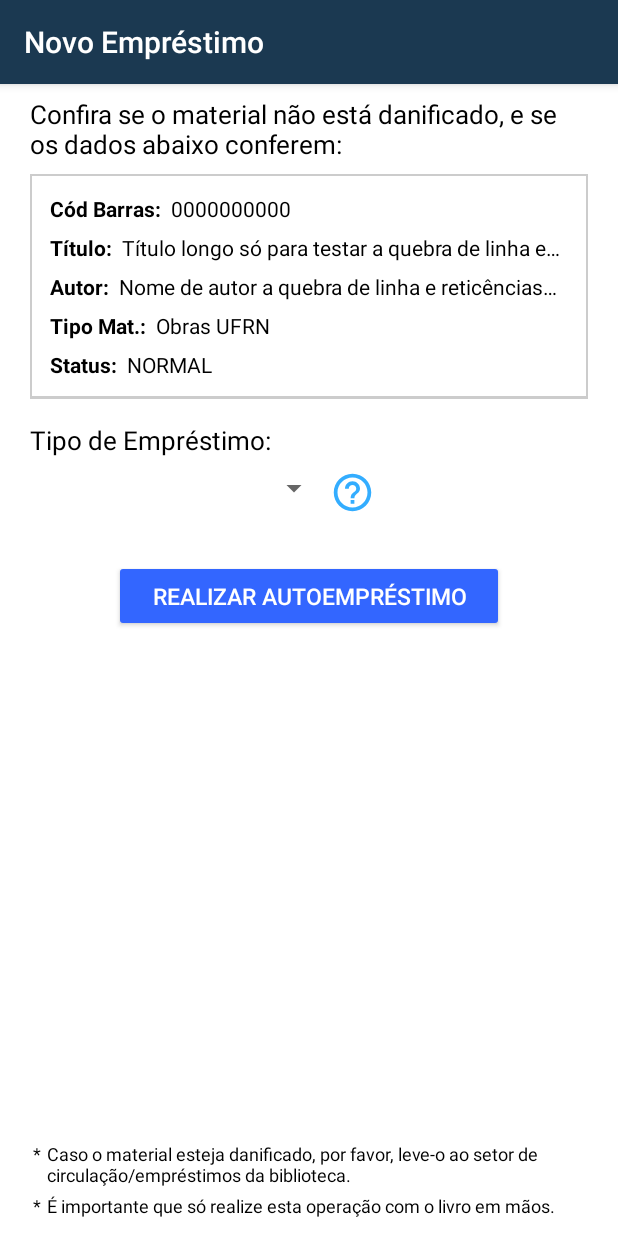
After one commit to mala-ufrn/mala, an Android app: the NewLoanDetailsActivity screen opened directly, with no data from a screen before it, on a phone screen of 412 x 824 dp. The commit adds this screen. Run offline under Robolectric (Android 15) with nearby library versions, the phone set to English and light mode, and no system bars.

Commit message:
New Loan Details
* made a new activity to display consulted material details and new load type choice

```diff
--- a/app/src/main/java/br/ufrn/mala/activity/Fragment/EmprestimosFragment.java
+++ b/app/src/main/java/br/ufrn/mala/activity/Fragment/EmprestimosFragment.java
@@ -78,9 +78,6 @@ public class EmprestimosFragment extends Fragment {
         //Preenchendo lista de empréstimos ativos
         expandableListViewEmprestimo = (ExpandableListView) getActivity().findViewById(R.id.list_emprestimos);
 
-        expandableListViewEmprestimo.setGroupIndicator(null);
-        expandableListViewEmprestimo.setDivider(null);
-
         // cria os grupos
         List<String> listaGrupos = new ArrayList<>();
         listaGrupos.add("Normais");
@@ -125,9 +122,14 @@ public class EmprestimosFragment extends Fragment {
             @Override
             public boolean onItemLongClick(AdapterView<?> parent, View view, int position, long id) {
                 // Passando o emprestimoDTO pelo bundle
-                Intent i = new Intent(view.getContext(), EmprestimoDetalheActivity.class);
-                i.putExtra("emprestimo", (Serializable) expandableListViewEmprestimo.getAdapter().getItem(position));
-                startActivity(i);
+                long packedPosition = expandableListViewEmprestimo.getExpandableListPosition(position);
+                int itemType = ExpandableListView.getPackedPositionType(packedPosition);
+
+                if (itemType == ExpandableListView.PACKED_POSITION_TYPE_CHILD) {
+                    Intent i = new Intent(view.getContext(), EmprestimoDetalheActivity.class);
+                    i.putExtra("emprestimo", (Serializable) expandableListViewEmprestimo.getAdapter().getItem(position));
+                    startActivity(i);
+                }
                 return false;
             }
         });
--- a/app/src/main/java/br/ufrn/mala/activity/Fragment/HistoricoEmprestimosFragment.java
+++ b/app/src/main/java/br/ufrn/mala/activity/Fragment/HistoricoEmprestimosFragment.java
@@ -51,7 +51,7 @@ public class HistoricoEmprestimosFragment extends Fragment {
         getActivity().setTitle(getResources().getText(R.string.app_my_loans_history));
 
         fab = (FloatingActionButton) getActivity().findViewById(R.id.fab);
-
+        fab.setVisibility(View.GONE);
         // Pegar o token de acesso
         SharedPreferences preferences = getActivity().getSharedPreferences(Constants.KEY_USER_INFO, 0);
         String accessToken = preferences.getString(Constants.KEY_ACCESS_TOKEN, null);
@@ -60,21 +60,15 @@ public class HistoricoEmprestimosFragment extends Fragment {
         if (accessToken != null) {
             new EmprestimosAtivosTask().execute(accessToken);
         }
-        fab.setOnClickListener(new View.OnClickListener() {
-
-            @Override
-            public void onClick(View v) {
-                startActivity(new Intent(v.getContext(), NovoEmprestimoActivity.class));
-            }
-
-        });
-
-        fab.setImageResource(R.drawable.ic_add_black_24dp);
-
 
         return inflater.inflate(R.layout.fragment_list_history_loan, container, false);
     }
 
+    @Override
+    public void onDestroyView() {
+        fab.setVisibility(View.VISIBLE);
+        super.onDestroyView();
+    }
 
     /**
      * Método para preencher a lista de novos empréstimos
@@ -87,31 +81,6 @@ public class HistoricoEmprestimosFragment extends Fragment {
         ListHistoricoEmprestimosAdaptador listEmprestimosAdaptador = new ListHistoricoEmprestimosAdaptador(getActivity(), lista);
         // define o apadtador do listView
         listViewEmprestimos.setAdapter(listEmprestimosAdaptador);
-
-        listViewEmprestimos.setOnScrollListener(new AbsListView.OnScrollListener() {
-            @Override
-            public void onScrollStateChanged(AbsListView view, int scrollState) {
-                int btnPosY = fab.getScrollY();
-
-                if (scrollState == SCROLL_STATE_TOUCH_SCROLL) {
-                    fab.animate().cancel();
-                    fab.animate().translationYBy(150);
-
-                } else if (scrollState == SCROLL_STATE_FLING) {
-                    fab.animate().cancel();
-                    fab.animate().translationYBy(150);
-
-                } else if (scrollState == SCROLL_STATE_IDLE) {
-                    fab.animate().cancel();
-                    fab.animate().translationY(btnPosY);
-                }
-            }
-
-            @Override
-            public void onScroll(AbsListView view, int firstVisibleItem, int visibleItemCount, int totalItemCount) {
-
-            }
-        });
 
         //listViewEmprestimos.setOnScrollListener(new EndlessScrollListener());
         listViewEmprestimos.setOnItemLongClickListener(new AdapterView.OnItemLongClickListener() {
--- /dev/null
+++ b/app/src/main/java/br/ufrn/mala/activity/NewLoanDetailsActivity.java
@@ -0,0 +1,15 @@
+package br.ufrn.mala.activity;
+
+import android.support.v7.app.AppCompatActivity;
+import android.os.Bundle;
+
+import br.ufrn.mala.R;
+
+public class NewLoanDetailsActivity extends AppCompatActivity {
+
+    @Override
+    protected void onCreate(Bundle savedInstanceState) {
+        super.onCreate(savedInstanceState);
+        setContentView(R.layout.activity_new_loan_details);
+    }
+}
--- /dev/null
+++ b/app/src/main/res/drawable/ic_help_outline_blue_30dp.xml
@@ -0,0 +1,4 @@
+<vector android:height="30dp" android:viewportHeight="24.0"
+    android:viewportWidth="24.0" android:width="30dp" xmlns:android="http://schemas.android.com/apk/res/android">
+    <path android:fillColor="#33ADFF" android:pathData="M11,18h2v-2h-2v2zM12,2C6.48,2 2,6.48 2,12s4.48,10 10,10 10,-4.48 10,-10S17.52,2 12,2zM12,20c-4.41,0 -8,-3.59 -8,-8s3.59,-8 8,-8 8,3.59 8,8 -3.59,8 -8,8zM12,6c-2.21,0 -4,1.79 -4,4h2c0,-1.1 0.9,-2 2,-2s2,0.9 2,2c0,2 -3,1.75 -3,5h2c0,-2.25 3,-2.5 3,-5 0,-2.21 -1.79,-4 -4,-4z"/>
+</vector>
--- a/app/src/main/res/drawable/side_nav_bar.xml
+++ b/app/src/main/res/drawable/side_nav_bar.xml
@@ -2,8 +2,8 @@
     android:shape="rectangle">
     <gradient
         android:angle="135"
-        android:centerColor="#4CAF50"
-        android:endColor="#2E7D32"
-        android:startColor="#81C784"
+        android:endColor="#1B3951"
+        android:centerColor="#325775"
+        android:startColor="#3d6a8f"
         android:type="linear" />
 </shape>
--- /dev/null
+++ b/app/src/main/res/layout/activity_new_loan_details.xml
@@ -0,0 +1,244 @@
+<?xml version="1.0" encoding="utf-8"?>
+<LinearLayout xmlns:android="http://schemas.android.com/apk/res/android"
+    xmlns:app="http://schemas.android.com/apk/res-auto"
+    xmlns:tools="http://schemas.android.com/tools"
+    android:layout_width="match_parent"
+    android:layout_height="match_parent"
+    android:layout_centerHorizontal="true"
+    android:paddingLeft="20dp"
+    android:paddingRight="20dp"
+    android:orientation="vertical"
+    tools:context="br.ufrn.mala.activity.NovoEmprestimoActivity">
+
+    <TextView
+        android:id="@+id/new_loan_det_helper"
+        android:layout_width="match_parent"
+        android:layout_height="wrap_content"
+        android:layout_marginTop="8dp"
+        android:layout_marginBottom="8dp"
+        android:text="@string/newLoanDetHelp"
+        android:textColor="@color/black"
+        android:textSize="17sp" />
+
+    <RelativeLayout
+        android:layout_width="match_parent"
+        android:layout_height="wrap_content"
+        android:layout_gravity="center_horizontal"
+        android:layout_marginLeft="0dp"
+        android:layout_marginRight="0dp"
+        android:padding="10dp"
+        android:orientation="vertical"
+        android:background="@drawable/barcode_bg">
+
+        <TextView
+            android:id="@+id/Cod_Barra_label"
+            android:layout_width="wrap_content"
+            android:layout_height="wrap_content"
+            android:padding="3dp"
+            android:text="Cód Barras:"
+            android:textColor="@color/black"
+            android:textSize="14sp"
+            android:textStyle="bold"/>
+
+        <TextView
+            android:id="@+id/lblCod_Barra_detail_new_loan"
+            android:layout_width="match_parent"
+            android:layout_height="wrap_content"
+            android:layout_toRightOf="@+id/Cod_Barra_label"
+            android:padding="3dp"
+            android:text="0000000000"
+            android:textColor="@color/black"
+            android:textSize="14sp" />
+
+        <TextView
+            android:id="@+id/Titulo_label"
+            android:layout_width="wrap_content"
+            android:layout_height="wrap_content"
+            android:layout_below="@+id/Cod_Barra_label"
+            android:padding="3dp"
+            android:text="Título:"
+            android:textColor="@color/black"
+            android:textSize="14sp"
+            android:textStyle="bold"/>
+
+        <TextView
+            android:id="@+id/lblTitulo_detail_new_loan"
+            android:layout_width="wrap_content"
+            android:layout_height="wrap_content"
+            android:layout_below="@+id/Cod_Barra_label"
+            android:layout_toRightOf="@+id/Titulo_label"
+            android:padding="3dp"
+            android:text="Título longo só para testar a quebra de linha e reticências no final"
+            android:textColor="@color/black"
+            android:singleLine="true"
+            android:ellipsize="end"
+            android:textSize="14sp" />
+
+        <TextView
+            android:id="@+id/Autor_label"
+            android:layout_width="wrap_content"
+            android:layout_height="wrap_content"
+            android:layout_below="@+id/Titulo_label"
+            android:padding="3dp"
+            android:text="Autor:"
+            android:textColor="@color/black"
+            android:textSize="14sp"
+            android:textStyle="bold"/>
+
+        <TextView
+            android:id="@+id/lblAutor_detail_new_loan"
+            android:layout_width="wrap_content"
+            android:layout_height="wrap_content"
+            android:layout_below="@+id/Titulo_label"
+            android:layout_toRightOf="@+id/Autor_label"
+            android:padding="3dp"
+            android:text="Nome de autor a quebra de linha e reticências no final"
+            android:textColor="@color/black"
+            android:singleLine="true"
+            android:ellipsize="end"
+            android:textSize="14sp" />
+
+        <TextView
+            android:id="@+id/Tipo_label"
+            android:layout_width="wrap_content"
+            android:layout_height="wrap_content"
+            android:layout_below="@+id/Autor_label"
+            android:padding="3dp"
+            android:text="Tipo Mat.:"
+            android:textColor="@color/black"
+            android:textSize="14sp"
+            android:textStyle="bold"/>
+
+        <TextView
+            android:id="@+id/lblTipo_detail_new_loan"
+            android:layout_width="wrap_content"
+            android:layout_height="wrap_content"
+            android:layout_below="@+id/Autor_label"
+            android:layout_toRightOf="@+id/Tipo_label"
+            android:padding="3dp"
+            android:text="Obras UFRN"
+            android:textColor="@color/black"
+            android:singleLine="true"
+            android:ellipsize="end"
+            android:textSize="14sp" />
+
+        <TextView
+            android:id="@+id/Status_label"
+            android:layout_width="wrap_content"
+            android:layout_height="wrap_content"
+            android:layout_below="@+id/Tipo_label"
+            android:padding="3dp"
+            android:text="Status:"
+            android:textColor="@color/black"
+            android:textSize="14sp"
+            android:textStyle="bold"/>
+
+        <TextView
+            android:id="@+id/lblStatus_detail_new_loan"
+            android:layout_width="wrap_content"
+            android:layout_height="wrap_content"
+            android:layout_below="@+id/Tipo_label"
+            android:layout_toRightOf="@+id/Status_label"
+            android:padding="3dp"
+            android:text="NORMAL"
+            android:textColor="@color/black"
+            android:singleLine="true"
+            android:ellipsize="end"
+            android:textSize="14sp" />
+    </RelativeLayout>
+
+    <TextView
+        android:id="@+id/new_loan_type_label"
+        android:layout_width="wrap_content"
+        android:layout_height="wrap_content"
+        android:layout_marginTop="15dp"
+        android:layout_marginBottom="8dp"
+        android:text="@string/newLoanDetTipo"
+        android:textColor="@color/black"
+        android:textSize="17sp" />
+
+    <RelativeLayout
+        android:layout_width="match_parent"
+        android:layout_height="wrap_content">
+
+        <Spinner
+            android:id="@+id/loan_type_spinner"
+            android:layout_width="200dp"
+            android:layout_height="wrap_content" />
+
+        <android.support.v7.widget.AppCompatImageButton
+            android:id="@+id/btn_types_info"
+            android:layout_width="wrap_content"
+            android:layout_height="wrap_content"
+            android:gravity="center"
+            android:layout_toRightOf="@id/loan_type_spinner"
+            android:src="@drawable/ic_help_outline_blue_30dp"
+            android:background="@android:color/transparent"/>
+
+    </RelativeLayout>
+
+    <android.support.v7.widget.AppCompatButton
+        android:theme="@style/AppTheme.Button"
+        android:gravity="center"
+        android:id="@+id/btn_buscar_Material"
+        android:layout_width="wrap_content"
+        android:layout_height="wrap_content"
+        android:layout_gravity="center"
+        android:layout_marginBottom="8dp"
+        android:layout_marginTop="30dp"
+        android:paddingLeft="25dp"
+        android:paddingRight="25dp"
+        android:text="@string/btnNewLoan"
+        android:textSize="15sp" />
+
+    <RelativeLayout
+        android:layout_width="match_parent"
+        android:layout_height="match_parent"
+        android:orientation="vertical"
+        android:layout_marginBottom="10dp"
+        android:gravity="bottom">
+
+        <TextView
+            android:id="@+id/obs1_dot"
+            android:layout_width="wrap_content"
+            android:layout_height="wrap_content"
+            android:padding="2dp"
+            android:text="*"
+            android:textColor="@color/black"
+            android:textSize="12sp" />
+
+        <TextView
+            android:id="@+id/new_loan_obs1"
+            android:layout_width="wrap_content"
+            android:layout_height="wrap_content"
+            android:layout_toRightOf="@id/obs1_dot"
+            android:padding="2dp"
+            android:text="@string/newLoanDetOb1"
+            android:textColor="@color/black"
+            android:textSize="12sp" />
+
+        <TextView
+            android:id="@+id/obs2_dot"
+            android:layout_width="wrap_content"
+            android:layout_height="wrap_content"
+            android:layout_below="@id/new_loan_obs1"
+            android:padding="2dp"
+            android:text="*"
+            android:textColor="@color/black"
+            android:textSize="12sp" />
+
+        <TextView
+            android:id="@+id/new_loan_obs2"
+            android:layout_width="wrap_content"
+            android:layout_height="wrap_content"
+            android:layout_below="@id/new_loan_obs1"
+            android:layout_toRightOf="@id/obs2_dot"
+            android:padding="2dp"
+            android:text="@string/newLoanDetOb2"
+            android:textColor="@color/black"
+            android:textSize="12sp"/>
+
+
+    </RelativeLayout>
+
+</LinearLayout>
--- a/app/src/main/res/layout/activity_novo_emprestimo.xml
+++ b/app/src/main/res/layout/activity_novo_emprestimo.xml
@@ -24,7 +24,7 @@
         android:background="@drawable/barcode_bg"/>
 
     <TextView
-        android:id="@+id/new_loan_helper"
+        android:id="@+id/new_loan_det_helper"
         android:layout_below="@+id/img_barcode"
         android:layout_width="match_parent"
         android:layout_height="wrap_content"
@@ -35,7 +35,7 @@
         android:text="@string/newLoanHelp" />
 
     <EditText
-        android:layout_below="@+id/new_loan_helper"
+        android:layout_below="@+id/new_loan_det_helper"
         android:id="@+id/new_loan_barcode_input"
         android:layout_width="wrap_content"
         android:layout_height="wrap_content"
@@ -44,7 +44,7 @@
         android:gravity="center_horizontal"
         android:background="@drawable/newloan_edit_text_bg"
         android:ellipsize="end"
-        android:hint="Ex.: 2017000000, L000000"
+        android:hint="Ex.: 2017000000"
         android:inputType="text"
         android:maxLines="1" />
 
--- a/app/src/main/res/layout/fragment_list_history_loan.xml
+++ b/app/src/main/res/layout/fragment_list_history_loan.xml
@@ -7,8 +7,8 @@
         android:id="@+id/list_historico_emprestimos"
         android:layout_width="match_parent"
         android:layout_height="match_parent"
-        android:childDivider="@android:color/transparent"
-        android:dividerHeight="2dp"
-        android:drawSelectorOnTop="true"/>
+        android:drawSelectorOnTop="true"
+        android:divider="@null"
+        android:scrollbarStyle="outsideOverlay"/>
 
 </LinearLayout>
--- a/app/src/main/res/layout/fragment_list_loan.xml
+++ b/app/src/main/res/layout/fragment_list_loan.xml
@@ -7,10 +7,9 @@
         android:id="@+id/list_emprestimos"
         android:layout_width="match_parent"
         android:layout_height="match_parent"
-        android:layout_marginLeft="5dp"
-        android:layout_marginRight="5dp"
-        android:childDivider="#FFFFFFFF"
-        android:dividerHeight="2dp"
-        android:drawSelectorOnTop="true"/>
+        android:drawSelectorOnTop="true"
+        android:groupIndicator="@null"
+        android:divider="@null"
+        />
 
 </LinearLayout>
--- a/app/src/main/res/layout/list_history_loan_item.xml
+++ b/app/src/main/res/layout/list_history_loan_item.xml
@@ -2,14 +2,14 @@
 <RelativeLayout xmlns:android="http://schemas.android.com/apk/res/android"
     xmlns:tools="http://schemas.android.com/tools"
     android:layout_width="match_parent"
-    android:layout_height="match_parent"
-    android:layout_marginTop="2dp"
-    android:layout_marginLeft="2dp"
-    android:layout_marginRight="2dp">
+    android:layout_height="match_parent">
 
     <LinearLayout
         android:layout_width="match_parent"
         android:layout_height="wrap_content"
+        android:layout_marginTop="2dp"
+        android:layout_marginRight="5dp"
+        android:layout_marginLeft="5dp"
         android:paddingLeft="10dp"
         android:paddingRight="10dp"
         android:paddingBottom="5dp"
--- a/app/src/main/res/layout/list_loan_group.xml
+++ b/app/src/main/res/layout/list_loan_group.xml
@@ -7,6 +7,8 @@
         android:layout_width="match_parent"
         android:layout_height="wrap_content"
         android:layout_marginTop="2dp"
+        android:layout_marginLeft="5dp"
+        android:layout_marginRight="5dp"
         android:paddingBottom="1dp"
         android:orientation="horizontal"
         android:background="@drawable/blue_botton_line_bg">
--- a/app/src/main/res/layout/list_loan_item.xml
+++ b/app/src/main/res/layout/list_loan_item.xml
@@ -12,6 +12,8 @@
         android:paddingLeft="10dp"
         android:paddingRight="10dp"
         android:layout_marginTop="2dp"
+        android:layout_marginLeft="5dp"
+        android:layout_marginRight="5dp"
         android:background="@color/listgreen">
 
         <LinearLayout
--- a/app/src/main/res/values/colors.xml
+++ b/app/src/main/res/values/colors.xml
@@ -21,7 +21,7 @@
     <color name="fabblue">#33ADFF</color>
     <color name="fabgreen">#40BF40</color>
     <color name="listgreen">#E6FFE6</color>
-    <color name="listgray">#F2F2F2</color>
+    <color name="listgray">#f2f2f2</color>
 
 
 
--- a/app/src/main/res/values/strings.xml
+++ b/app/src/main/res/values/strings.xml
@@ -22,7 +22,7 @@
 
 
     <string name="whatIs">Módulo de Autoempréstimo
-        de Livros do Acerto da UFRN</string>
+        de Livros do Acervo da UFRN</string>
     <string name="disclaimer1">Este aplicativo utiliza o serviços de testes da API SIGAA.</string>
     <string name="disclaimer2">Ao apertar o botão abaixo, você será encaminhado para uma tela do
         navegador para confirmação de usuário/senha. Preencha ambos os campos apenas com seu usuário
@@ -37,7 +37,11 @@
     <string name="newLoanHelp">Digite o código de barras do material:</string>
     <string name="btnSearchMaterial">Buscar Material</string>
 
-
+    <string name="newLoanDetHelp">Confira se o material não está danificado, e se os dados abaixo conferem:</string>
+    <string name="newLoanDetTipo">Tipo de Empréstimo:</string>
+    <string name="newLoanDetOb1">Caso o material esteja danificado, por favor, leve-o ao setor de circulação/empréstimos da biblioteca.</string>
+    <string name="newLoanDetOb2">É importante que só realize esta operação com o livro em mãos.</string>
+    <string name="btnNewLoan">Realizar Autoempréstimo</string>
 
 
 </resources>
```
Also changed, not shown: app/src/main/AndroidManifest.xml (+11 -5 lines).
